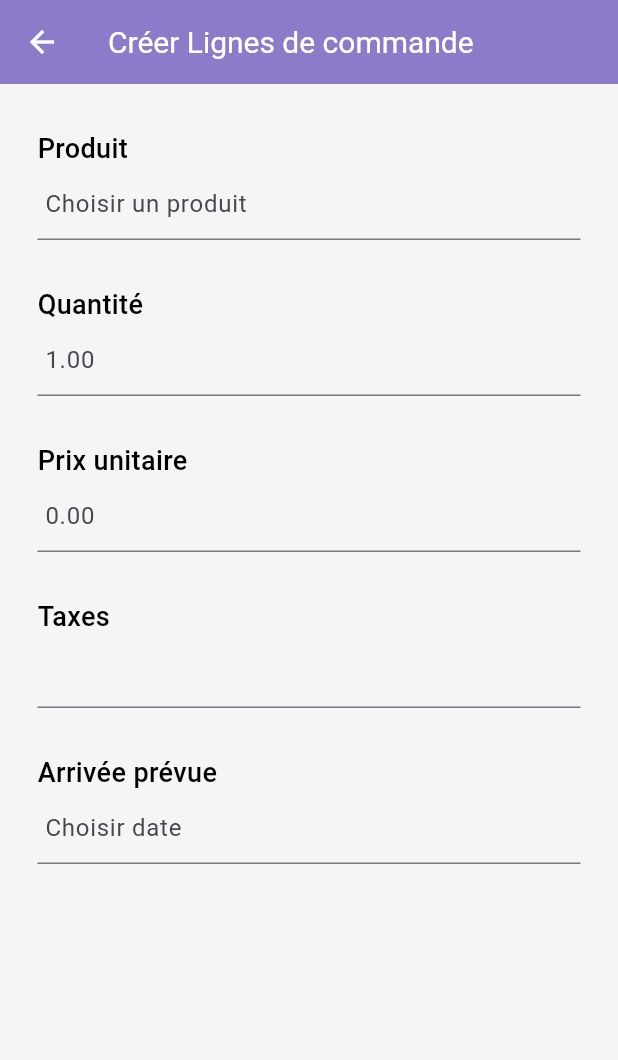
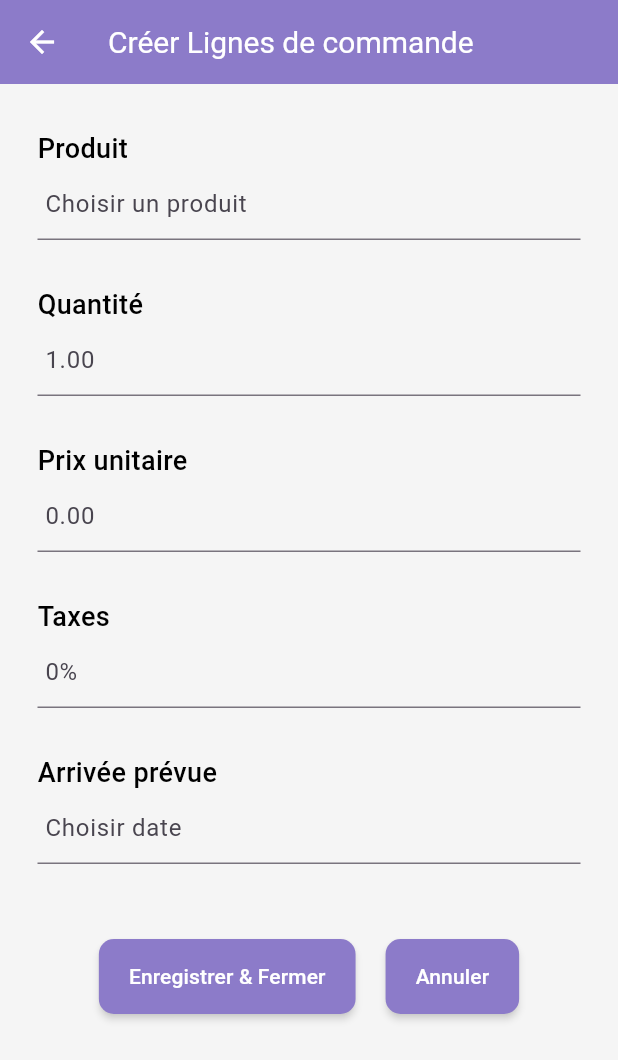
Before and after one commit to oussama-souidi/odoo_erp_mobile_app, a Flutter app: the AjouterProduit screen opened directly, on a phone screen of 412 x 824 dp. Shown: the top 1060 px of the screen. Run offline on Flutter 3.47's test engine with Material 3 defaults, Android fonts, the light colour scheme and no system bars.

Commit message:
cv alekher

```diff
--- a/lib/modules/achats/produits/ajouter_produit.dart
+++ b/lib/modules/achats/produits/ajouter_produit.dart
@@ -100,7 +100,7 @@ class _details_pageState extends State<AjouterProduit> {
               ),
               const TextField(
                 decoration: InputDecoration(
-                    contentPadding: EdgeInsets.only(left: 5)),
+                    contentPadding: EdgeInsets.only(left: 5), hintText: "0%"),
               ),
               const SizedBox(
                 height: 30,
@@ -123,7 +123,42 @@ class _details_pageState extends State<AjouterProduit> {
                 ),
               ),
               const SizedBox(
-                height: 20,
+                height: 50,
+              ),
+              Row(
+                mainAxisAlignment: MainAxisAlignment.center,
+                children: [
+                  TextButton(
+                    onPressed: () {},
+                    style: TextButton.styleFrom(
+                      padding: const EdgeInsets.symmetric(horizontal: 20.0, vertical: 15.0), // Add padding
+                      shape: RoundedRectangleBorder(
+                        borderRadius: BorderRadius.circular(10.0), // Circular border
+                      ),
+                      backgroundColor: const Color(0xff8c7bc9),
+                      foregroundColor: Colors.white,
+                      shadowColor: Colors.grey.withOpacity(0.5), // Shadow color
+                      // Shadow offset
+                      elevation: 2.0, // Button elevation for shadow
+                    ),
+                    child: Text("Enregistrer & Fermer"),
+                  ),
+                  const SizedBox(width: 20.0), // Add spacing between buttons
+                  TextButton(
+                    onPressed: () {},
+                    style: TextButton.styleFrom(
+                      padding: const EdgeInsets.symmetric(horizontal: 20.0, vertical: 15.0), // Add padding
+                      shape: RoundedRectangleBorder(
+                        borderRadius: BorderRadius.circular(10.0), // Circular border
+                      ),
+                      backgroundColor: const Color(0xff8c7bc9),
+                      foregroundColor: Colors.white,
+                      shadowColor: Colors.grey.withOpacity(0.5),
+                      elevation: 2.0, // Button elevation for shadow
+                    ),
+                    child: Text("Annuler"),
+                  ),
+                ],
               ),
             ],
           ),
```
